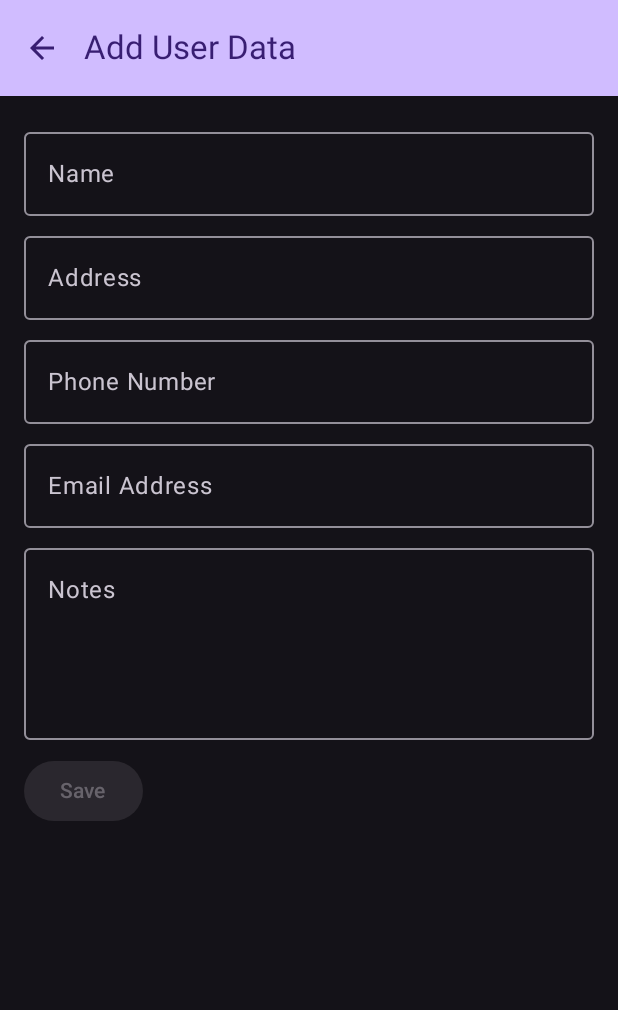
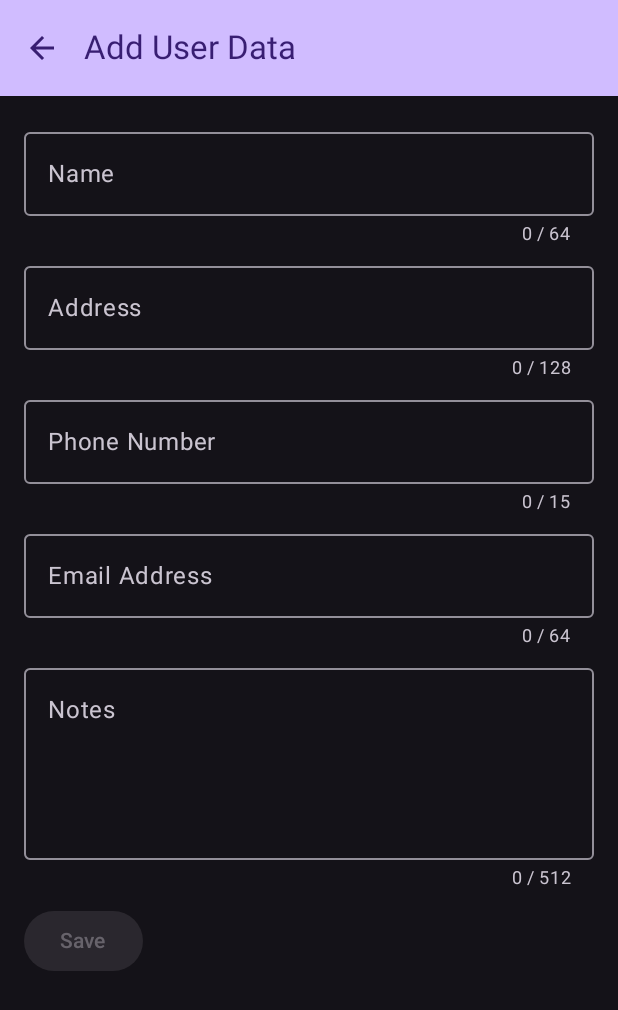
Before and after one commit to AhmerAfzal1/RoseAccountsManager, an Android app built with Jetpack Compose: the AddOrEditScreen screen opened through its navigation route, on a phone screen of 412 x 824 dp. Shown: the top 1010 px of the screen. Run offline under Robolectric (Android 15) with nearby library versions, the light colour scheme and no system bars; our stand-ins replace Dagger/Hilt's generated code, Room's generated code.

Commit message:
Add text limit

```diff
--- a/app/src/main/java/com/ahmer/accounts/ui/AddEditScreen.kt
+++ b/app/src/main/java/com/ahmer/accounts/ui/AddEditScreen.kt
@@ -33,6 +33,7 @@ import androidx.compose.ui.platform.SoftwareKeyboardController
 import androidx.compose.ui.res.stringResource
 import androidx.compose.ui.text.input.ImeAction
 import androidx.compose.ui.text.input.KeyboardType
+import androidx.compose.ui.text.style.TextAlign
 import androidx.compose.ui.text.style.TextOverflow
 import androidx.compose.ui.unit.dp
 import androidx.hilt.navigation.compose.hiltViewModel
@@ -53,6 +54,11 @@ fun AddOrEditScreen(navHostController: NavHostController, modifier: Modifier = M
     val mCoroutineScope: CoroutineScope = rememberCoroutineScope()
     val mFocusManager: FocusManager = LocalFocusManager.current
     val mKeyboardController: SoftwareKeyboardController? = LocalSoftwareKeyboardController.current
+    val mLenAddress = 128
+    val mLenEmail = 64
+    val mLenName = 64
+    val mLenNotes = 512
+    val mLenPhone = 15
     val mScrollBehavior: TopAppBarScrollBehavior = TopAppBarDefaults.pinnedScrollBehavior()
     val mViewModel: AddEditViewModel = hiltViewModel()
     var mTextAddress: String by rememberSaveable { mutableStateOf("") }
@@ -91,7 +97,7 @@ fun AddOrEditScreen(navHostController: NavHostController, modifier: Modifier = M
                 item {
                     OutlinedTextField(
                         value = mTextName,
-                        onValueChange = { mTextName = it },
+                        onValueChange = { if (it.length <= mLenName) mTextName = it },
                         modifier = Modifier.fillMaxWidth(),
                         label = { Text(stringResource(R.string.label_name)) },
                         placeholder = { Text(stringResource(R.string.label_name)) },
@@ -102,6 +108,13 @@ fun AddOrEditScreen(navHostController: NavHostController, modifier: Modifier = M
                                 })
                             }
                         },
+                        supportingText = {
+                            Text(
+                                text = "${mTextName.length} / $mLenName",
+                                modifier = Modifier.fillMaxWidth(),
+                                textAlign = TextAlign.End,
+                            )
+                        },
                         keyboardOptions = KeyboardOptions(imeAction = ImeAction.Next),
                         keyboardActions = KeyboardActions(onNext = {
                             mFocusManager.moveFocus(FocusDirection.Down)
@@ -110,7 +123,7 @@ fun AddOrEditScreen(navHostController: NavHostController, modifier: Modifier = M
 
                     OutlinedTextField(
                         value = mTextAddress,
-                        onValueChange = { mTextAddress = it },
+                        onValueChange = { if (it.length <= mLenAddress) mTextAddress = it },
                         modifier = Modifier
                             .fillMaxWidth()
                             .padding(top = 5.dp),
@@ -123,6 +136,13 @@ fun AddOrEditScreen(navHostController: NavHostController, modifier: Modifier = M
                                 })
                             }
                         },
+                        supportingText = {
+                            Text(
+                                text = "${mTextAddress.length} / $mLenAddress",
+                                modifier = Modifier.fillMaxWidth(),
+                                textAlign = TextAlign.End,
+                            )
+                        },
                         keyboardOptions = KeyboardOptions(imeAction = ImeAction.Next),
                         keyboardActions = KeyboardActions(onNext = {
                             mFocusManager.moveFocus(FocusDirection.Down)
@@ -131,7 +151,7 @@ fun AddOrEditScreen(navHostController: NavHostController, modifier: Modifier = M
 
                     OutlinedTextField(
                         value = mTextPhone,
-                        onValueChange = { mTextPhone = it },
+                        onValueChange = { if (it.length <= mLenPhone) mTextPhone = it },
                         modifier = Modifier
                             .fillMaxWidth()
                             .padding(top = 5.dp),
@@ -144,6 +164,13 @@ fun AddOrEditScreen(navHostController: NavHostController, modifier: Modifier = M
                                 })
                             }
                         },
+                        supportingText = {
+                            Text(
+                                text = "${mTextPhone.length} / $mLenPhone",
+                                modifier = Modifier.fillMaxWidth(),
+                                textAlign = TextAlign.End,
+                            )
+                        },
                         keyboardOptions = KeyboardOptions(
                             imeAction = ImeAction.Next, keyboardType = KeyboardType.Phone
                         ),
@@ -154,7 +181,7 @@ fun AddOrEditScreen(navHostController: NavHostController, modifier: Modifier = M
 
                     OutlinedTextField(
                         value = mTextEmail,
-                        onValueChange = { mTextEmail = it },
+                        onValueChange = { if (it.length <= mLenEmail) mTextEmail = it },
                         modifier = Modifier
                             .fillMaxWidth()
                             .padding(top = 5.dp),
@@ -167,6 +194,13 @@ fun AddOrEditScreen(navHostController: NavHostController, modifier: Modifier = M
                                 })
                             }
                         },
+                        supportingText = {
+                            Text(
+                                text = "${mTextEmail.length} / $mLenEmail",
+                                modifier = Modifier.fillMaxWidth(),
+                                textAlign = TextAlign.End,
+                            )
+                        },
                         keyboardOptions = KeyboardOptions(
                             imeAction = ImeAction.Next, keyboardType = KeyboardType.Email
                         ),
@@ -177,7 +211,7 @@ fun AddOrEditScreen(navHostController: NavHostController, modifier: Modifier = M
 
                     OutlinedTextField(
                         value = mTextNotes,
-                        onValueChange = { mTextNotes = it },
+                        onValueChange = { if (it.length <= mLenNotes) mTextNotes = it },
                         modifier = Modifier
                             .fillMaxWidth()
                             .padding(top = 5.dp),
@@ -189,6 +223,13 @@ fun AddOrEditScreen(navHostController: NavHostController, modifier: Modifier = M
                                     if (mTextNotes.isNotEmpty()) mTextNotes = ""
                                 })
                             }
+                        },
+                        supportingText = {
+                            Text(
+                                text = "${mTextNotes.length} / $mLenNotes",
+                                modifier = Modifier.fillMaxWidth(),
+                                textAlign = TextAlign.End,
+                            )
                         },
                         keyboardOptions = KeyboardOptions(imeAction = ImeAction.Done),
                         keyboardActions = KeyboardActions(onDone = { clear() }),
```
